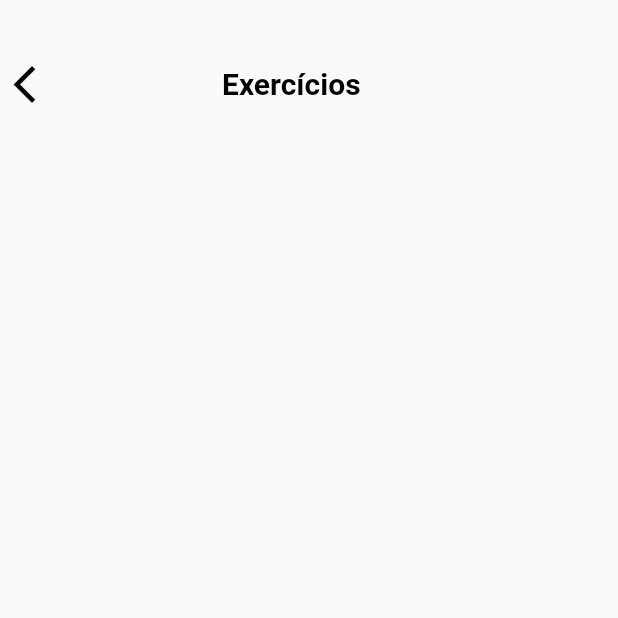
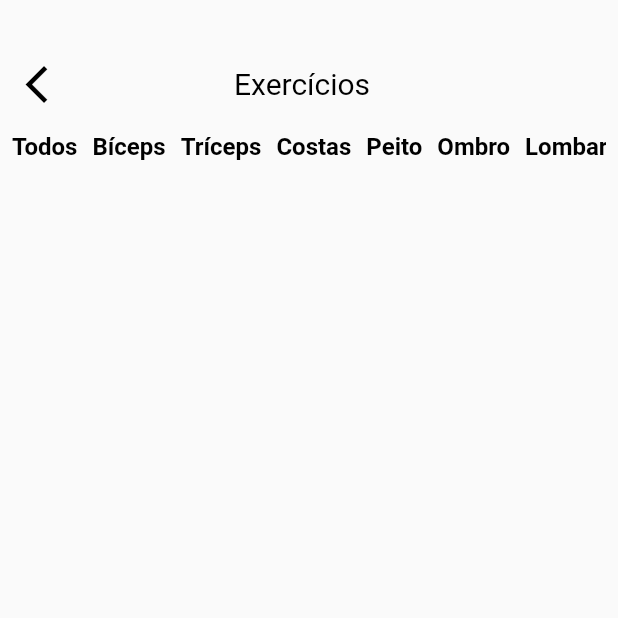
Before and after one commit to PauloVOFonseca/MyGymTrack, a Flutter app: the AllExercisesPage screen opened directly, on a phone screen of 412 x 824 dp, the top half of it. Run offline on Flutter 3.47's test engine with Material 2 defaults, Android fonts, the phone set to English and light mode, and no system bars; our stand-ins replace table_calendar; Roboto replaces fonts that are missing (FiraSans).

Commit message:
feat: change all exercises page, add new custom theme

```diff
--- a/lib/src/application/theme/custom_themes.dart
+++ b/lib/src/application/theme/custom_themes.dart
@@ -19,6 +19,16 @@ class CustomThemes {
         fontWeight: FontWeight.w600,
         overflow: TextOverflow.clip,
       ),
+      headline2: TextStyle(
+        color: CustomColors.black,
+        fontSize: 20,
+        fontWeight: FontWeight.w400,
+      ),
+      labelMedium: TextStyle(
+        color: CustomColors.black,
+        fontSize: 16,
+        fontWeight: FontWeight.w700,
+      ),
     ),
   );
 }
--- a/lib/src/presentation/pages/all_exercises/all_exercises_page.dart
+++ b/lib/src/presentation/pages/all_exercises/all_exercises_page.dart
@@ -29,7 +29,9 @@ class _AllExercisesPageState extends State<AllExercisesPage> {
   @override
   Widget build(BuildContext context) {
     return Scaffold(
-      body: Column(
+      body: Padding(
+        padding: const EdgeInsets.symmetric(horizontal: 8),
+        child: Column(
           crossAxisAlignment: CrossAxisAlignment.start,
           children: [
             const SizedBox(height: 32),
@@ -42,19 +44,31 @@ class _AllExercisesPageState extends State<AllExercisesPage> {
                   iconSize: 30,
                 ),
                 const SizedBox(width: 100),
-              const Text(
+                Text(
                   'Exercícios',
-                style: TextStyle(
-                  color: CustomColors.black,
-                  fontSize: 20,
-                  fontWeight: FontWeight.w600,
+                  style: Theme.of(context).textTheme.headline2,
+                ),
+              ],
+            ),
+            const SizedBox(height: 8),
+            Expanded(
+              child: ListView.separated(
+                scrollDirection: Axis.horizontal,
+                shrinkWrap: true,
+                itemCount: muscleList.length,
+                itemBuilder: (BuildContext context, int index) {
+                  return Text(
+                    muscleList[index],
+                    style: Theme.of(context).textTheme.labelMedium,
+                  );
+                },
+                separatorBuilder: (context, index) => const SizedBox(
+                  width: 10,
+                ),
               ),
             ),
           ],
         ),
-          const SizedBox(height: 8),
-          Row()
-        ],
       ),
     );
   }
```
Lines whose indentation alone changed are shown as unchanged.
